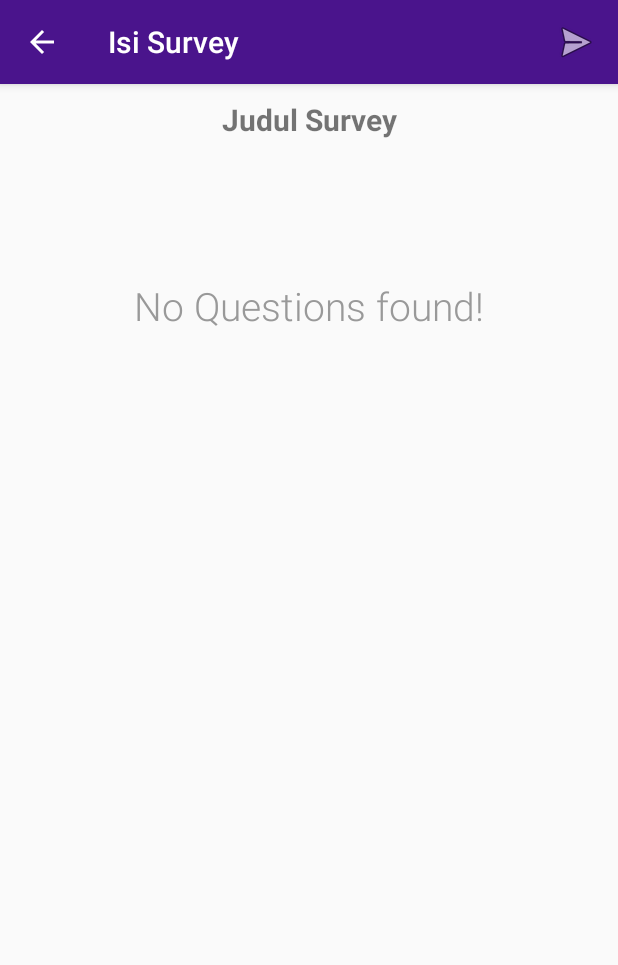
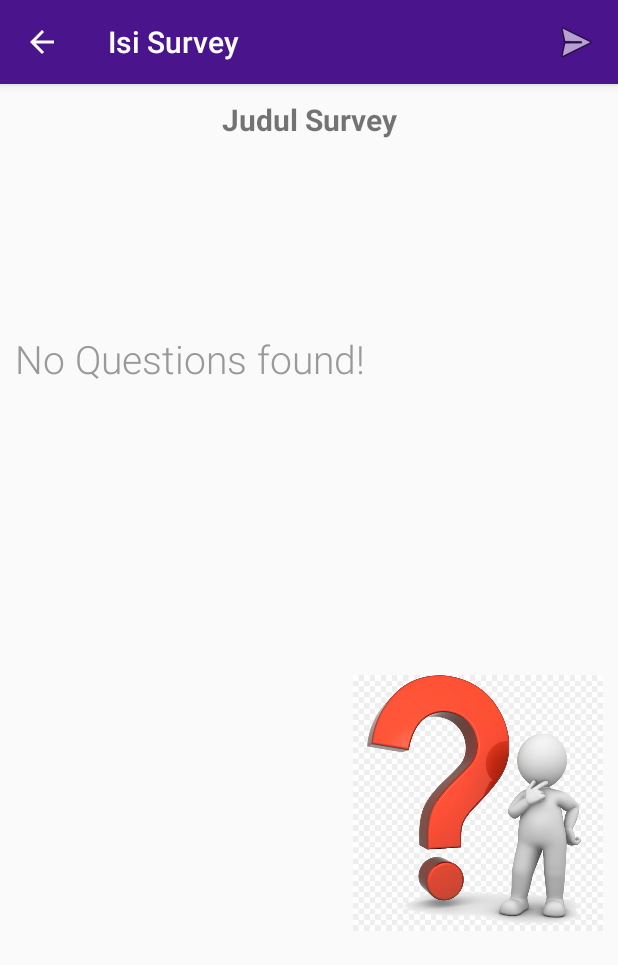
Before and after one commit to adreybr/OpiniUs, an Android app: the FillSurvey screen opened directly, with no data from a screen before it, on a phone screen of 412 x 824 dp. Shown: the top 965 px of the screen. Run offline under Robolectric (Android 15) with nearby library versions, the phone set to English and light mode, and no system bars; libraries missing offline, so code that uses them is left out: org.chalup.microorm; 1 statement that could not run was skipped.

Commit message:
Added New Design V.1 (Joshua Sumardi)

```diff
--- a/app/src/main/res/layout/activity_fill_survey.xml
+++ b/app/src/main/res/layout/activity_fill_survey.xml
@@ -1,5 +1,5 @@
 <?xml version="1.0" encoding="utf-8"?>
-<RelativeLayout xmlns:android="http://schemas.android.com/apk/res/android"
+<LinearLayout xmlns:android="http://schemas.android.com/apk/res/android"
     xmlns:app="http://schemas.android.com/apk/res-auto"
     xmlns:tools="http://schemas.android.com/tools"
     android:layout_width="match_parent"
@@ -23,7 +23,7 @@
     <android.support.v7.widget.RecyclerView
         android:id="@+id/question_list"
         android:layout_width="match_parent"
-        android:layout_height="match_parent"
+        android:layout_height="wrap_content"
         android:layout_below="@id/survey_title" />
 
     <TextView
@@ -37,5 +37,14 @@
         android:textColor="@color/msg_no_questions"
         android:textSize="@dimen/msg_no_questions" />
 
+    <ImageView
+        android:id="@+id/question_image"
+        android:layout_width="match_parent"
+        android:layout_height="wrap_content"
+        android:layout_alignParentBottom="true"
+        android:layout_alignParentEnd="true"
+        android:layout_marginLeft="225dp"
+        android:src="@drawable/confused" />
 
-</RelativeLayout>
+
+</LinearLayout>
```
Also changed, not shown: app/src/main/res/layout/survey_item.xml (+7 -0 lines).
